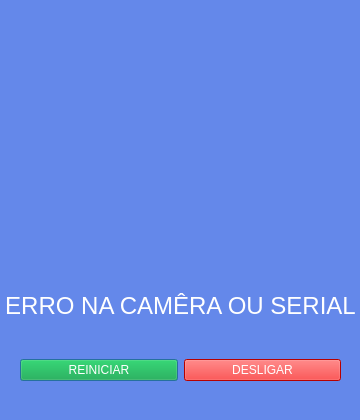
The window that src/IHM/src/view/alert_screen/alert_screen.ui (JoaoPedroMarimon/ins_test) describes before a commit, drawn with Qt 5.
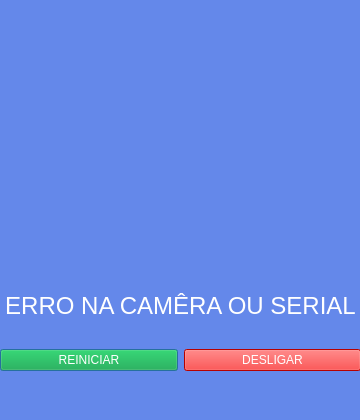
The same window after the commit. Icons and pictures are not drawn.

Commit message: update: improve the appearance of buttons

```diff
--- a/src/IHM/src/view/alert_screen/alert_screen.ui
+++ b/src/IHM/src/view/alert_screen/alert_screen.ui
@@ -59,9 +59,9 @@
   <widget class="QWidget" name="horizontalLayoutWidget">
    <property name="geometry">
     <rect>
-     <x>20</x>
-     <y>330</y>
-     <width>321</width>
+     <x>0</x>
+     <y>320</y>
+     <width>361</width>
      <height>80</height>
     </rect>
    </property>
```
The commit also changes 1 other file.
